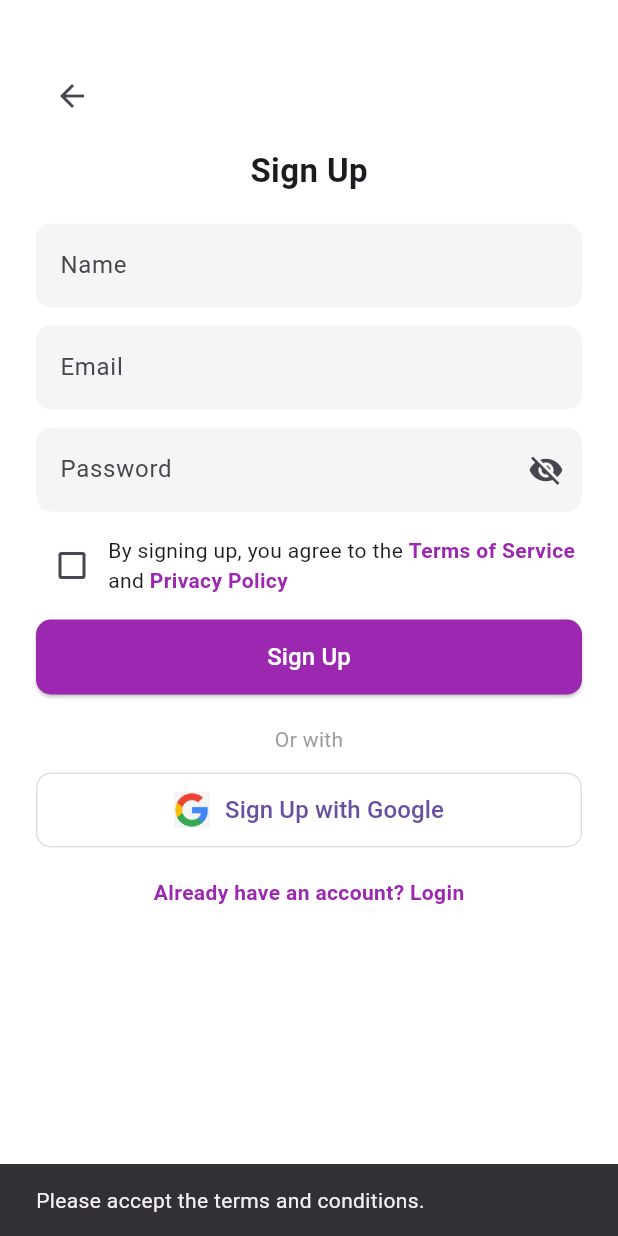
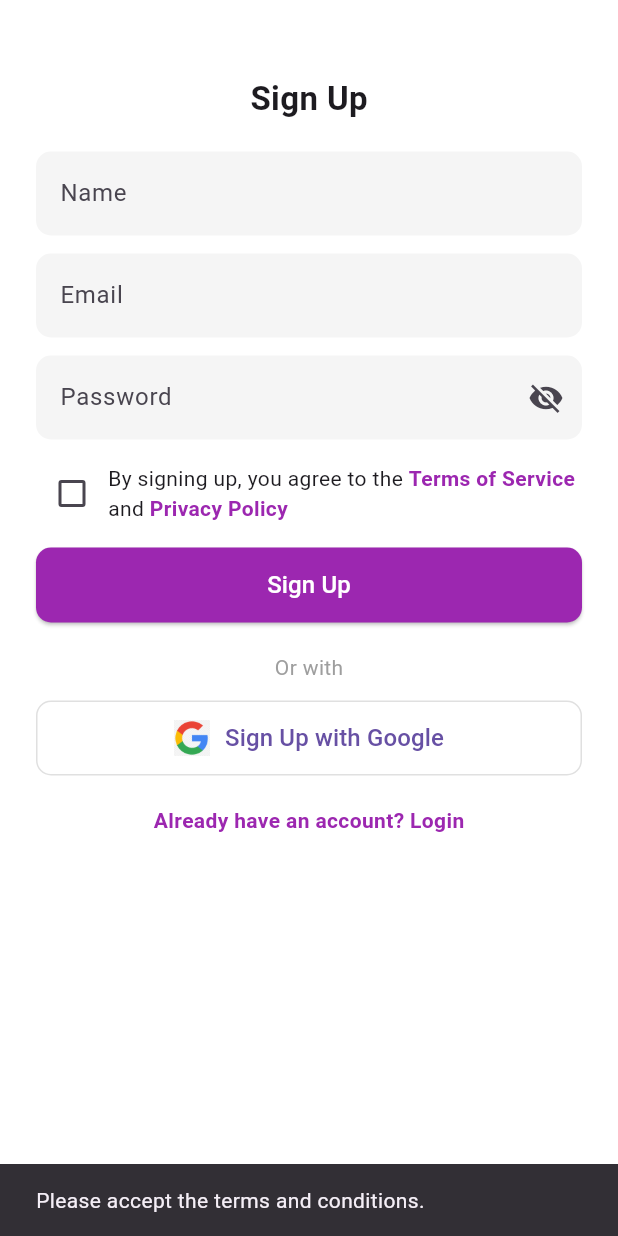
Before and after one commit to divyaanshupal/CipherSchools-Flutter-Assignment, a Flutter app: the screen it shows after launch, after a tap on "Sign Up", on a phone screen of 412 x 824 dp. Run offline on Flutter 3.47's test engine with Material 3 defaults, Android fonts, the phone set to English and light mode, and no system bars; our stand-ins replace cloud_firestore, firebase_auth, firebase_core, firebase_storage, google_sign_in, sqflite; accounts and stored records are empty; network calls fail.

Commit message:
fixed some final bugs

```diff
--- a/lib/screens/AddTransaction.dart
+++ b/lib/screens/AddTransaction.dart
@@ -20,6 +20,7 @@ class _AddTransactionScreenState extends State<AddTransactionScreen> {
   @override
   Widget build(BuildContext context) {
     return Scaffold(
+      resizeToAvoidBottomInset: false,
       backgroundColor: Colors.blue,
       appBar: AppBar(
         backgroundColor: Colors.blue,
--- a/lib/screens/ProfileScreen.dart
+++ b/lib/screens/ProfileScreen.dart
@@ -71,10 +71,12 @@ class _ProfilePageState extends State<ProfilePage> {
       await DatabaseHelper.instance.clearUserData();
 
       // Navigate to the SignUp Screen
-      Navigator.pushReplacement(
+      Navigator.pushAndRemoveUntil(
         context,
         MaterialPageRoute(builder: (context) => SignUpScreen()),
+            (route) => false, // This removes all previous routes
       );
+
     } catch (e) {
       _showError("Failed to sign out: $e");
     }
--- a/lib/screens/SignUpScreen.dart
+++ b/lib/screens/SignUpScreen.dart
@@ -68,7 +68,7 @@ class _SignUpScreenState extends State<SignUpScreen> {
         );
 
         // Navigate to the home screen or login screen
-        Navigator.pop(context); // Go back to the previous screen
+        //Navigator.pop(context); // Go back to the previous screen
       } on FirebaseAuthException catch (e) {
         // Handle errors
         String errorMessage = "An error occurred. Please try again.";
@@ -172,12 +172,6 @@ class _SignUpScreenState extends State<SignUpScreen> {
               crossAxisAlignment: CrossAxisAlignment.start,
               children: [
                 // 🔙 Back Arrow
-                IconButton(
-                  icon: const Icon(Icons.arrow_back),
-                  onPressed: () {
-                    Navigator.pop(context);
-                  },
-                ),
                 const SizedBox(height: 10),
 
                 // 📝 Sign Up Title
```
